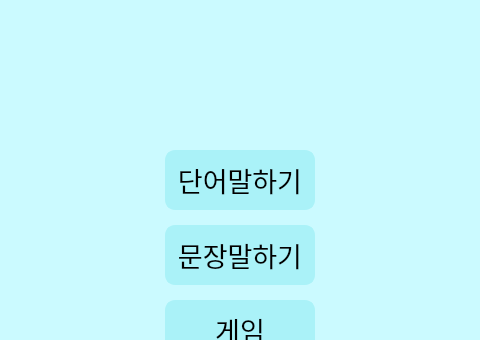
Qt form main.ui (sangin1/AAC) before a commit; both pictures show x 285 to 765 and y 0 to 340 of the 1024 by 720 pixel window.
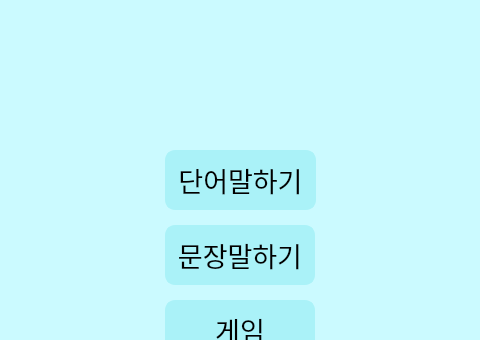
The same form after that commit.

What changed in the file:
```diff
--- a/main.ui
+++ b/main.ui
@@ -22,7 +22,7 @@
      <rect>
       <x>450</x>
       <y>150</y>
-      <width>150</width>
+      <width>151</width>
       <height>60</height>
      </rect>
     </property>
```
